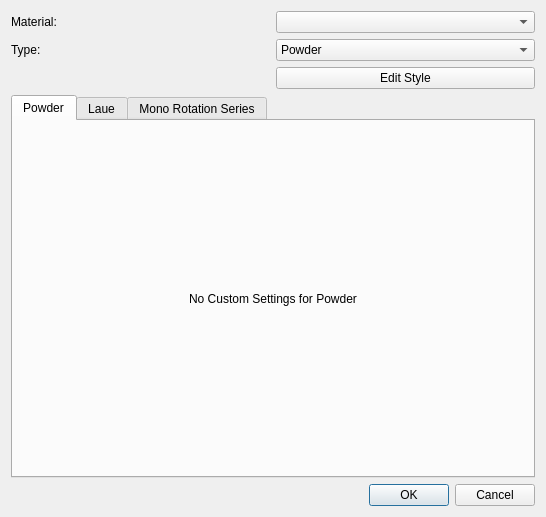
Old version of the form hexrd/ui/resources/ui/overlay_editor.ui in the repository HEXRD/hexrdgui.
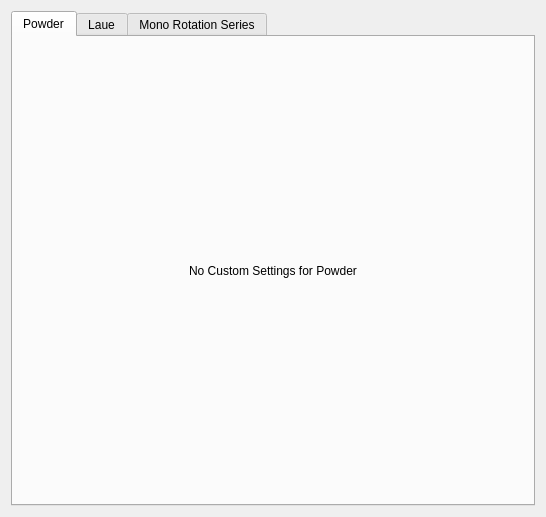
New version of the form. The open tabs and pages were chosen to show the change.

Commit message:
Move OverlayEditor into the OverlayManager dialog
This reduces the number of dialog pop-ups that are present...

Patch:
```diff
--- a/hexrd/ui/resources/ui/overlay_editor.ui
+++ b/hexrd/ui/resources/ui/overlay_editor.ui
@@ -1,7 +1,7 @@
 <?xml version="1.0" encoding="UTF-8"?>
 <ui version="4.0">
  <class>overlay_editor</class>
- <widget class="QDialog" name="overlay_editor">
+ <widget class="QWidget" name="overlay_editor">
   <property name="geometry">
    <rect>
     <x>0</x>
@@ -18,24 +18,7 @@
 </string>
   </property>
   <layout class="QGridLayout" name="gridLayout">
-   <item row="0" column="1">
-    <widget class="QComboBox" name="material"/>
-   </item>
-   <item row="2" column="1">
-    <widget class="QPushButton" name="edit_style">
-     <property name="text">
-      <string>Edit Style</string>
-     </property>
-    </widget>
-   </item>
-   <item row="4" column="0" colspan="2">
-    <widget class="QDialogButtonBox" name="button_box">
-     <property name="standardButtons">
-      <set>QDialogButtonBox::Cancel|QDialogButtonBox::Ok</set>
-     </property>
-    </widget>
-   </item>
-   <item row="3" column="0" colspan="2">
+   <item row="0" column="0" colspan="2">
     <widget class="QTabWidget" name="tab_widget">
      <property name="currentIndex">
       <number>1</number>
@@ -111,39 +94,6 @@
      </widget>
     </widget>
    </item>
-   <item row="1" column="1">
-    <widget class="QComboBox" name="type">
-     <item>
-      <property name="text">
-       <string>Powder</string>
-      </property>
-     </item>
-     <item>
-      <property name="text">
-       <string>Laue</string>
-      </property>
-     </item>
-     <item>
-      <property name="text">
-       <string>Mono Rotation Series</string>
-      </property>
-     </item>
-    </widget>
-   </item>
-   <item row="1" column="0">
-    <widget class="QLabel" name="type_label">
-     <property name="text">
-      <string>Type:</string>
-     </property>
-    </widget>
-   </item>
-   <item row="0" column="0">
-    <widget class="QLabel" name="material_label">
-     <property name="text">
-      <string>Material:</string>
-     </property>
-    </widget>
-   </item>
   </layout>
  </widget>
  <tabstops>
```
Left out of the diff: 40 changed lines with no effect on the pictures. The commit also changes 3 other files.
